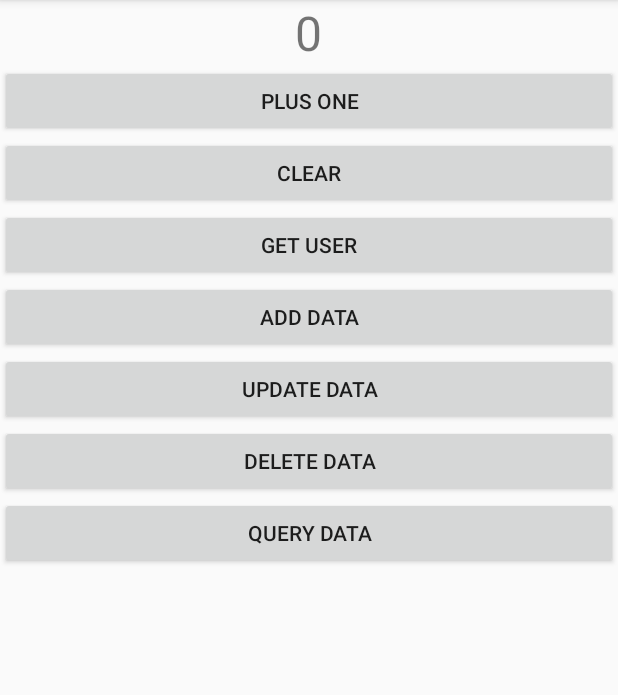
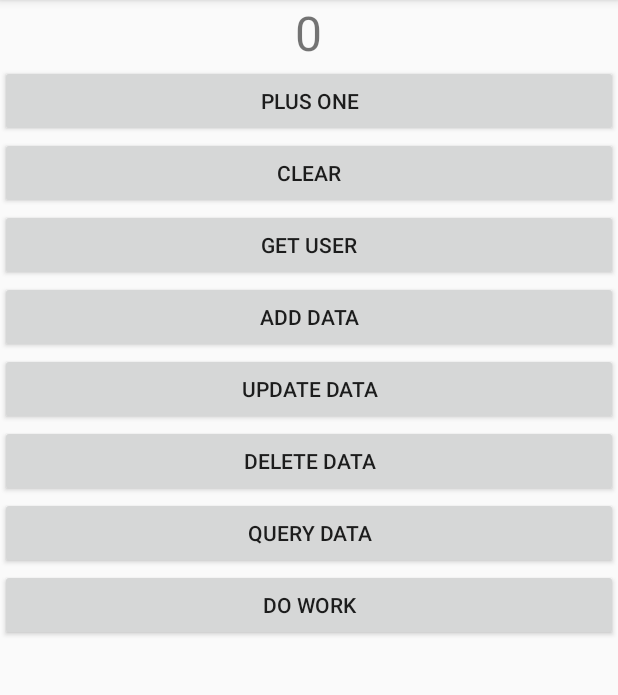
Before and after one commit to Xxxxcy/Android-code, an Android app: the screen it shows after launch (MainActivity), on a phone screen of 412 x 824 dp, the part 84-779 px from its top. Run offline under Robolectric (Android 15) with nearby library versions, the phone set to English and light mode, and no system bars; our stand-ins replace Room's generated code; 1 statement that could not run was skipped.

Commit message:
8.4 - 17.31

```diff
--- a/JetpackTest/app/build.gradle
+++ b/JetpackTest/app/build.gradle
@@ -37,6 +37,8 @@ dependencies {
     implementation 'androidx.constraintlayout:constraintlayout:1.1.3'
     implementation 'androidx.lifecycle:lifecycle-extensions:2.1.0'
     implementation 'androidx.room:room-runtime:2.1.0'
+    implementation 'androidx.work:work-runtime:2.2.0'
+
     kapt "androidx.room:room-compiler:2.1.0"
 
     testImplementation 'junit:junit:4.12'
--- a/JetpackTest/app/src/main/java/com/example/jetpacktest/AppDatabase.kt
+++ b/JetpackTest/app/src/main/java/com/example/jetpacktest/AppDatabase.kt
@@ -12,7 +12,9 @@ import androidx.sqlite.db.SupportSQLiteDatabase
 //@Database(version = 1, entities = [User::class])
 
 //改写升级逻辑
-@Database(version = 2, entities = [Book::class])
+//@Database(version = 2, entities = [User::class,Book::class])
+@Database(version = 3, entities = [User::class, Book::class])
+
 
 //AppDatabase 必须继承自  RoomDatabase 且必须声明为抽象类
 //提供相应的抽象方法 获取之前编写的Dao的实例
@@ -26,13 +28,21 @@ abstract class AppDatabase: RoomDatabase() {
     companion object{
 
         //实现一个匿名类  表示数据库从1 升级到 2的时候 执行其中的逻辑
-        val MIGRATION_1_2 = object : Migration(1,2) {
+        private val MIGRATION_1_2 = object : Migration(1, 2) {
 
             //在 migrate方法中 编写建表语句
             //Book表汇总的建表语句必须和Book实体类中相同 不然会抛出异常
             override fun migrate(database: SupportSQLiteDatabase) {
+                database.execSQL("create table Book (id integer primary key autoincrement not null, name text not null, pages integer not null)")
+            }
+        }
 
-                database.execSQL("create table Book (id integer primary key autoincrement not null, name text not null, pages integer not null)")
+        private val MIGRATION_2_3 = object : Migration(2, 3) {
+
+            //在 migrate方法中 编写建表语句
+            //Book表汇总的建表语句必须和Book实体类中相同 不然会抛出异常
+            override fun migrate(database: SupportSQLiteDatabase) {
+                database.execSQL("alter table Book add column author text not null default 'unknown'")
             }
         }
 
@@ -49,13 +59,12 @@ abstract class AppDatabase: RoomDatabase() {
             //第一个参数 必须使用 context.applicationContext 否则可能内存泄露
             //第二个参数 AppDatabase实例 的Class类型
             //第三个参数 数据库名
-            return Room.databaseBuilder(context.applicationContext,
-            AppDatabase::class.java, "app_database")
-                .addMigrations(MIGRATION_1_2)
-                .build().apply {
-                instance = this
-            }
-
+            return Room.databaseBuilder(context.applicationContext, AppDatabase::class.java, "app_database")
+                .addMigrations(MIGRATION_1_2, MIGRATION_2_3)
+                .build()
+                .apply {
+                    instance = this
+                }
         }
     }
 
--- a/JetpackTest/app/src/main/java/com/example/jetpacktest/Book.kt
+++ b/JetpackTest/app/src/main/java/com/example/jetpacktest/Book.kt
@@ -4,8 +4,9 @@ import androidx.room.Entity
 import androidx.room.PrimaryKey
 
 @Entity
-data class Book(var name: String, var page: Int) {
+data class Book(var name: String, var pages: Int, var author: String) {
 
     @PrimaryKey(autoGenerate = true)
-    val id: Long = 0
+    var id = 0L
+
 }
--- a/JetpackTest/app/src/main/res/layout/activity_main.xml
+++ b/JetpackTest/app/src/main/res/layout/activity_main.xml
@@ -61,4 +61,11 @@
         android:layout_gravity="center_horizontal"
         android:text="Query Data"/>
 
+    <Button
+        android:id="@+id/doWorkBtn"
+        android:layout_width="match_parent"
+        android:layout_height="wrap_content"
+        android:layout_gravity="center_horizontal"
+        android:text="Do Work" />
+
 </LinearLayout>
```
Also changed, not shown: JetpackTest/app/src/main/java/com/example/jetpacktest/DSL.kt (added, +11 -0 lines), JetpackTest/app/src/main/java/com/example/jetpacktest/MainActivity.kt (+15 -0 lines), JetpackTest/app/src/main/java/com/example/jetpacktest/SimpleWorker.kt (added, +16 -0 lines).
